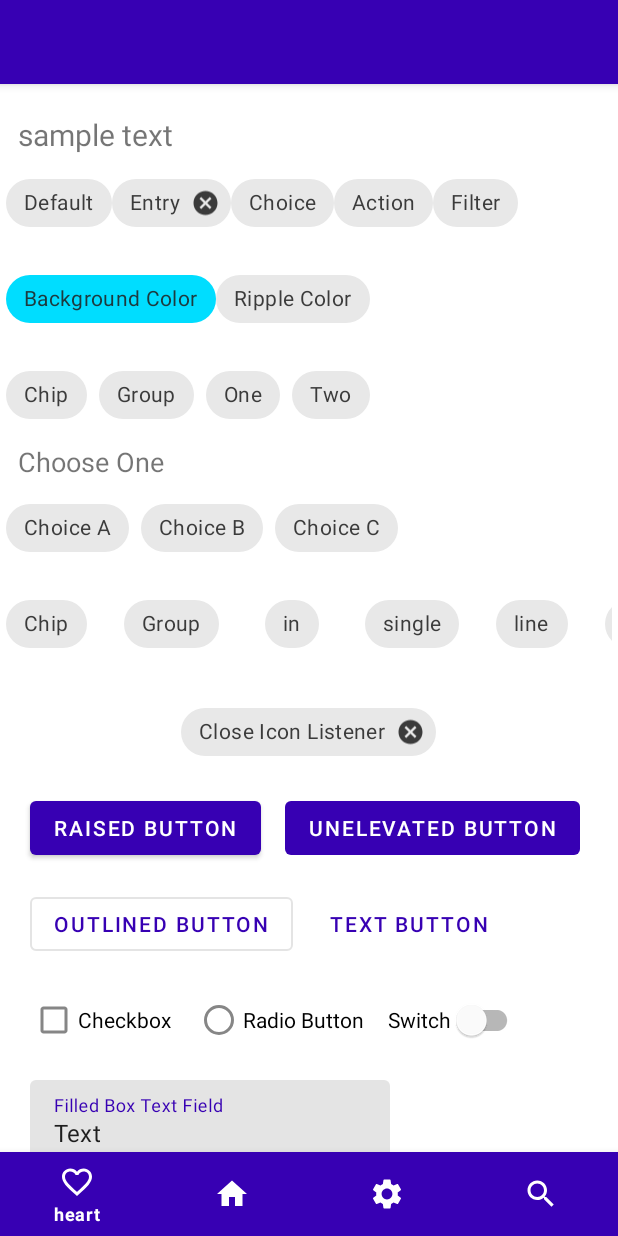
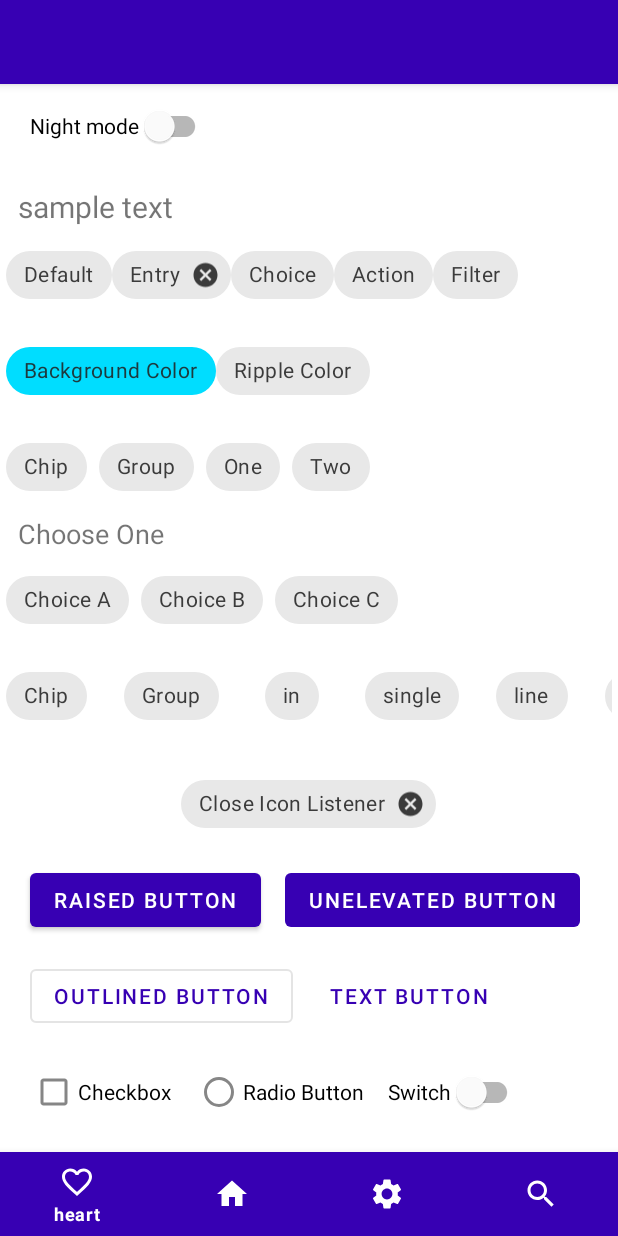
Before and after one commit to ShMike6491/Material, an Android app: the screen it shows after launch (MainActivity), on a phone screen of 412 x 824 dp. Run offline under Robolectric (Android 15) with nearby library versions, the phone set to English and light mode, and no system bars; libraries missing offline, so code that uses them is left out: coil.api.load; pictures from the network do not load.

Commit message:
dynamic theme change

```diff
--- a/app/src/main/java/com/materialkotlin/features/home/HomeFragment.kt
+++ b/app/src/main/java/com/materialkotlin/features/home/HomeFragment.kt
@@ -3,6 +3,7 @@ package com.materialkotlin.features.home
 import android.os.Bundle
 import android.view.View
 import android.widget.Toast
+import androidx.appcompat.app.AppCompatDelegate
 import androidx.fragment.app.Fragment
 import androidx.lifecycle.ViewModelProvider
 import coil.api.load
@@ -11,6 +12,7 @@ import com.materialkotlin.data.remote.NasaResponse
 import com.materialkotlin.databinding.FragmentHomeBinding
 import com.materialkotlin.features.dialogs.DescriptionBottomDialog
 import com.materialkotlin.util.AppState
+
 
 class HomeFragment : Fragment(R.layout.fragment_home) {
     private var title = ""
@@ -30,6 +32,18 @@ class HomeFragment : Fragment(R.layout.fragment_home) {
         val viewModel: HomeViewModel = ViewModelProvider(this).get(HomeViewModel::class.java)
         viewModel.getLiveData().observe(viewLifecycleOwner, { render(it) })
         viewModel.requestDailyImage()
+
+        enableNightModeSwitch()
+    }
+
+    private fun enableNightModeSwitch() {
+        binding.nightModeSwitch.setOnCheckedChangeListener { _, isChecked ->
+            if(isChecked) {
+                AppCompatDelegate.setDefaultNightMode(AppCompatDelegate.MODE_NIGHT_YES); //For night mode theme
+            } else {
+                AppCompatDelegate.setDefaultNightMode(AppCompatDelegate.MODE_NIGHT_NO)
+            }
+        }
     }
 
     private fun render(state: AppState?) {
--- a/app/src/main/res/layout/fragment_home.xml
+++ b/app/src/main/res/layout/fragment_home.xml
@@ -49,7 +49,24 @@
         android:padding="@dimen/gap_x_small"
         app:layout_behavior="@string/appbar_scrolling_view_behavior">
 
-        <include layout="@layout/fidgets"/>
+        <LinearLayout
+            android:layout_width="match_parent"
+            android:layout_height="match_parent"
+            android:orientation="vertical">
+
+            <com.google.android.material.switchmaterial.SwitchMaterial
+                android:id="@+id/nightModeSwitch"
+                android:layout_width="wrap_content"
+                android:layout_height="wrap_content"
+                android:layout_marginStart="16dp"
+                android:layout_marginTop="16dp"
+                android:text="Night mode"
+                app:layout_constraintStart_toEndOf="@id/radioButton"
+                app:layout_constraintTop_toBottomOf="@id/textButton" />
+
+            <include layout="@layout/fidgets"/>
+        </LinearLayout>
+
     </androidx.core.widget.NestedScrollView>
 
     <com.google.android.material.floatingactionbutton.FloatingActionButton
--- a/app/src/main/res/values-night/themes.xml
+++ b/app/src/main/res/values-night/themes.xml
@@ -2,7 +2,7 @@
     <!-- Base application theme. -->
     <style name="Theme.MaterialKotlin" parent="Theme.MaterialComponents.DayNight.NoActionBar">
         <!--        основной цвет вашего приложения;-->
-        <item name="colorPrimary">@color/purple_200</item>
+        <item name="colorPrimary">@color/congress_blue</item>
         <!--        более светлый или тёмный вариант основного цвета, используется в некоторых цветовых схемах;-->
         <item name="colorPrimaryVariant">@color/black</item>
         <!--        цвет, используемый поверх вашего основного, например цвет текста или иконок;-->
```
